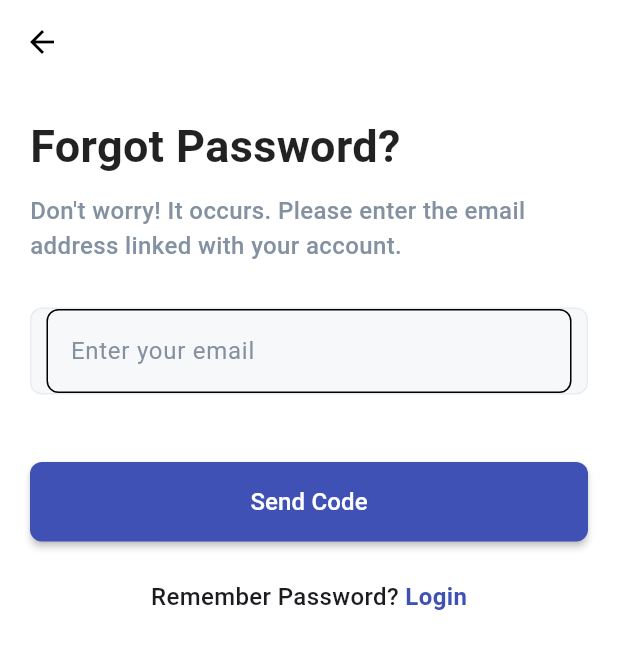
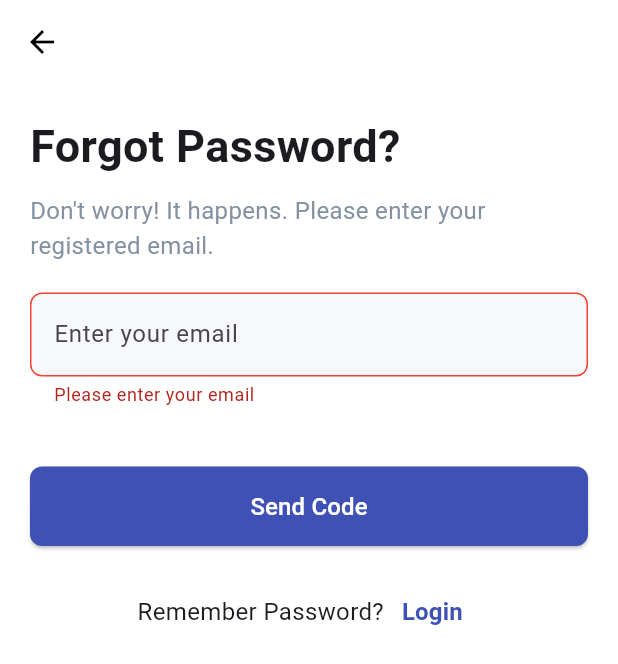
Before and after one commit to Chava-Sai/ayurveda-test, a Flutter app: the ResetScreen screen opened directly, after a tap on "Send Code", on a phone screen of 412 x 824 dp. Shown: the top 664 px of the screen. Run offline on Flutter 3.47's test engine with Material 3 defaults, Android fonts, the light colour scheme and no system bars; our stand-ins replace cloud_firestore, file_picker, firebase_auth, firebase_core, firebase_storage, font_awesome_flutter and 3 more; accounts and stored records are empty.

Commit message:
forgot password page updated

```diff
--- a/lib/components/doctor_card.dart
+++ b/lib/components/doctor_card.dart
@@ -18,7 +18,7 @@ class DoctorCard extends StatelessWidget {
           child: Row(
             children: [
               SizedBox(
-                width: Config.widthSize! * 0.33,
+                width: MediaQuery.of(context).size.height * 0.15,
                 child: Image.asset(
                   'assets/doctor1.jpeg',
                   fit: BoxFit.fitWidth,
--- a/lib/screens/dotor_details.dart
+++ b/lib/screens/dotor_details.dart
@@ -80,7 +80,7 @@ class AboutDoctor extends StatelessWidget {
           ),
           Config.spaceSmall,
           SizedBox(
-            width: Config.widthSize! * 0.75,
+            width: MediaQuery.of(context).size.height * 0.5,
             child: const Text(
               'MBBS, MD, DM, FSCAI',
               style: TextStyle(
@@ -93,7 +93,7 @@ class AboutDoctor extends StatelessWidget {
           ),
           Config.spaceSmall,
           SizedBox(
-            width: Config.widthSize! * 0.75,
+            width: MediaQuery.of(context).size.height * 0.5,
             child: const Text(
               'Aster Ramesh Hospitals , Vijayawada',
               style: TextStyle(
--- a/lib/screens/forgot_password.dart
+++ b/lib/screens/forgot_password.dart
@@ -1,7 +1,7 @@
 import 'package:firebase_auth/firebase_auth.dart';
-import 'package:firebase_core/firebase_core.dart';
 import 'package:flutter/material.dart';
 import 'package:hosp_test/screens/auth_page.dart';
+import 'package:hosp_test/screens/forgot_pass_email_sent.dart';
 
 class ResetScreen extends StatefulWidget {
   @override
@@ -9,8 +9,42 @@ class ResetScreen extends StatefulWidget {
 }
 
 class _ResetScreenState extends State<ResetScreen> {
-  late String _email;
-  final auth = FirebaseAuth.instance;
+  final FirebaseAuth _auth = FirebaseAuth.instance;
+  final TextEditingController _emailController = TextEditingController();
+  final _formKey = GlobalKey<FormState>();
+
+  Future<void> _resetPassword() async {
+    if (!_formKey.currentState!.validate()) return;
+
+    String email = _emailController.text.trim();
+
+    try {
+      await _auth.sendPasswordResetEmail(email: email);
+
+      // Navigate to verification page
+      Navigator.pushReplacement(
+        context,
+        MaterialPageRoute(builder: (context) => VerificationSent()),
+      );
+
+    } on FirebaseAuthException catch (e) {
+      String errorMessage = "An error occurred. Please try again.";
+
+      if (e.code == 'user-not-found') {
+        errorMessage = "This email is not registered. Please sign up first.";
+      } else if (e.code == 'invalid-email') {
+        errorMessage = "Please enter a valid email.";
+      }
+
+      ScaffoldMessenger.of(context).showSnackBar(
+        SnackBar(
+          content: Text(errorMessage),
+          backgroundColor: Colors.red,
+        ),
+      );
+    }
+  }
+
   @override
   Widget build(BuildContext context) {
     return Scaffold(
@@ -18,139 +52,90 @@ class _ResetScreenState extends State<ResetScreen> {
       appBar: AppBar(
         backgroundColor: Colors.white,
         elevation: 0,
-        iconTheme: const IconThemeData(
-          color: Colors.black,
-        ),
+        iconTheme: const IconThemeData(color: Colors.black),
       ),
       body: SafeArea(
+        child: Padding(
+          padding: const EdgeInsets.symmetric(horizontal: 20),
           child: Column(
             crossAxisAlignment: CrossAxisAlignment.start,
             children: [
               const SizedBox(height: 20),
-            Padding(
-              padding: const EdgeInsets.symmetric(
-                horizontal: 20,
+              const Text(
+                "Forgot Password?",
+                style: TextStyle(fontSize: 30, fontWeight: FontWeight.w700),
               ),
-              child: SizedBox(
-                width: MediaQuery.of(context).size.width * 0.8,
+              const SizedBox(height: 10),
+              const Text(
+                "Don't worry! It happens. Please enter your registered email.",
+                style: TextStyle(color: Color(0xFF8391A1), fontSize: 16),
+              ),
+              const SizedBox(height: 20),
+
+              Form(
+                key: _formKey,
+                child: TextFormField(
+                  controller: _emailController,
+                  keyboardType: TextInputType.emailAddress,
+                  decoration: InputDecoration(
+                    hintText: "Enter your email",
+                    filled: true,
+                    fillColor: const Color(0xFFF7F8F9),
+                    border: OutlineInputBorder(
+                      borderRadius: BorderRadius.circular(8),
+                      borderSide: BorderSide.none,
+                    ),
+                  ),
+                  validator: (value) {
+                    if (value == null || value.isEmpty) {
+                      return "Please enter your email";
+                    }
+                    if (!RegExp(r"^[a-zA-Z0-9+_.-]+@[a-zA-Z0-9.-]+$").hasMatch(value)) {
+                      return "Enter a valid email";
+                    }
+                    return null;
+                  },
+                ),
+              ),
+
+              const SizedBox(height: 40),
+
+              // Send Reset Email Button
+              SizedBox(
+                width: double.infinity,
+                child: ElevatedButton(
+                  onPressed: _resetPassword,
+                  style: ElevatedButton.styleFrom(
+                    backgroundColor: Colors.indigo,
+                    padding: const EdgeInsets.all(15),
+                    shape: RoundedRectangleBorder(
+                      borderRadius: BorderRadius.circular(8),
+                    ),
+                  ),
                   child: const Text(
-                  "Forgot Password?",
-                  style: TextStyle(
-                    color: Colors.black87,
-                    fontSize: 30,
-                    fontWeight: FontWeight.w700,
+                    "Send Code",
+                    style: TextStyle(color: Colors.white, fontSize: 16),
                   ),
                 ),
               ),
-            ),
-            const Padding(
-              padding: EdgeInsets.symmetric(
-                horizontal: 20,
-                vertical: 10,
-              ),
-              child: Text(
-                "Don't worry! It occurs. Please enter the email address linked with your account.",
-                style: TextStyle(
-                  color: Color(0xFF8391A1),
-                  fontSize: 16,
-                  fontWeight: FontWeight.w500,
-                ),
-              ),
-            ),
+
               const SizedBox(height: 20),
-            //email
-            Padding(
-              padding: const EdgeInsets.symmetric(
-                horizontal: 20,
-              ),
-              child: Container(
-                decoration: BoxDecoration(
-                  color: const Color(0xFFF7F8F9),
-                  border: Border.all(
-                    color: const Color(0xFFE8ECF4),
-                  ),
-                  borderRadius: BorderRadius.circular(8),
-                ),
-                child: Padding(
-                  padding: const EdgeInsets.only(
-                    left: 10,
-                    right: 10,
-                  ),
-                  child: TextFormField(
-                    decoration: const InputDecoration(
-                      border: InputBorder.none,
-                      hintText: 'Enter your email',
-                      hintStyle: TextStyle(
-                        color: Color(0xFF8391A1),
-                      ),
-                    ),
-                    onChanged: (value) {
-                      setState(() {
-                        _email = value.trim();
-                      });
-                    },
-                  ),
-                ),
-              ),
-            ),
-            const SizedBox(height: 40),
-            Padding(
-              padding: const EdgeInsets.symmetric(
-                horizontal: 20,
-                vertical: 5,
-              ),
-              child: Row(
-                children: [
-                  Expanded(
-                    child: MaterialButton(
-                      color: Colors.indigo,
-                      shape: RoundedRectangleBorder(
-                        borderRadius: BorderRadius.circular(8),
-                      ),
-                      onPressed: () {
-                        auth.sendPasswordResetEmail(email: _email);
-                        Navigator.of(context).pop();
-                      },
-                      child: const Padding(
-                        padding: EdgeInsets.all(15.0),
-                        child: Text(
-                          "Send Code",
-                          style: TextStyle(
-                            color: Colors.white,
-                            fontSize: 16,
-                          ),
-                        ),
-                      ),
-                    ),
-                  ),
-                ],
-              ),
-            ),
-            SizedBox(
-              height: 20,
-            ),
+
+              // Login Navigation
               Row(
                 mainAxisAlignment: MainAxisAlignment.center,
                 children: [
-                const Text(
-                  "Remember Password? ",
-                  style: TextStyle(
-                    fontSize: 16,
-                    fontWeight: FontWeight.w500,
-                  ),
-                ),
-                GestureDetector(
-                  onTap: () {
-                    Navigator.push(context,
-                        MaterialPageRoute(builder: (context) => AuthPage()));
+                  const Text("Remember Password?", style: TextStyle(fontSize: 16)),
+                  TextButton(
+                    onPressed: () {
+                      Navigator.pushReplacement(
+                        context,
+                        MaterialPageRoute(builder: (context) => const AuthPage()),
+                      );
                     },
                     child: const Text(
                       "Login",
-                    style: TextStyle(
-                      color: Colors.indigo,
-                      fontSize: 16,
-                      fontWeight: FontWeight.w700,
-                    ),
+                      style: TextStyle(fontSize: 16, fontWeight: FontWeight.bold, color: Colors.indigo),
                     ),
                   ),
                 ],
@@ -158,6 +143,7 @@ class _ResetScreenState extends State<ResetScreen> {
             ],
           ),
         ),
+      ),
     );
   }
 }
--- a/lib/screens/home_page.dart
+++ b/lib/screens/home_page.dart
@@ -83,7 +83,7 @@ class _HomePageState extends State<HomePage> {
                 ),
                 Config.spaceSmall,
                 SizedBox(
-                  height: Config.heightSize! * 0.05,
+                  height: Config.heightSize != null ? Config.heightSize! * 0.05 : 40.0,
                   child: ListView(
                     scrollDirection: Axis.horizontal,
                     children: List<Widget>.generate(medCat.length, (index) {
```
Also changed, not shown: lib/components/signup_form.dart (+5 -3 lines), lib/providers/dio_provider.dart (deleted, +0 -31 lines), lib/screens/forgot_pass_email_sent.dart (added, +49 -0 lines). Lines whose indentation alone changed are shown as unchanged.
